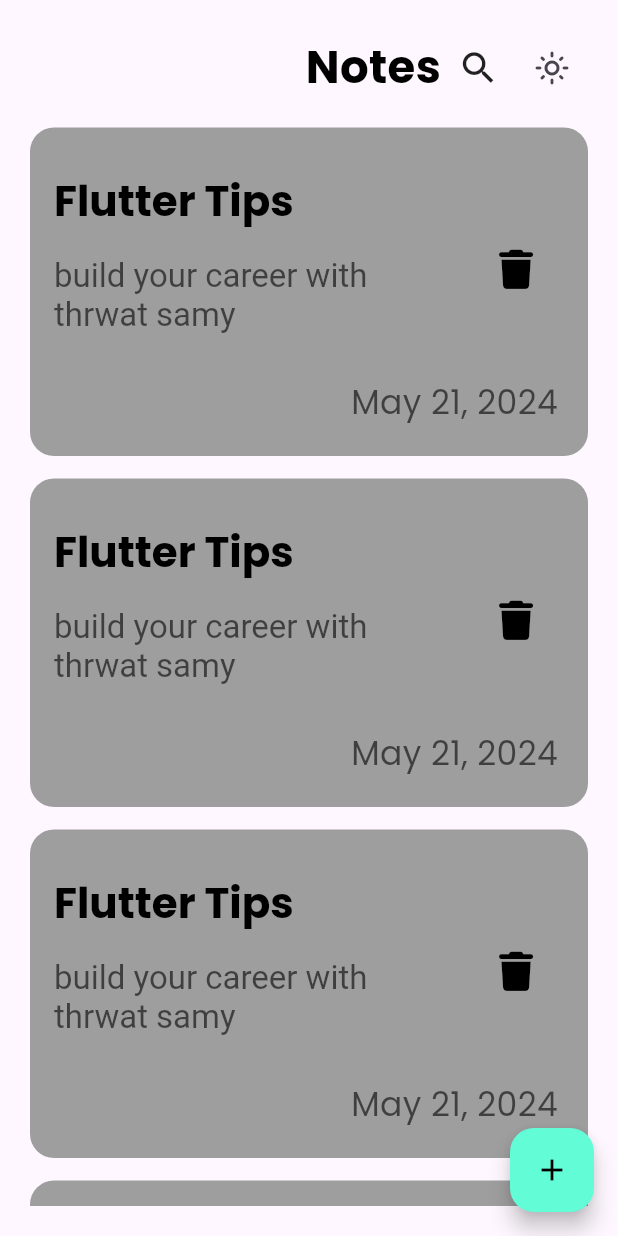
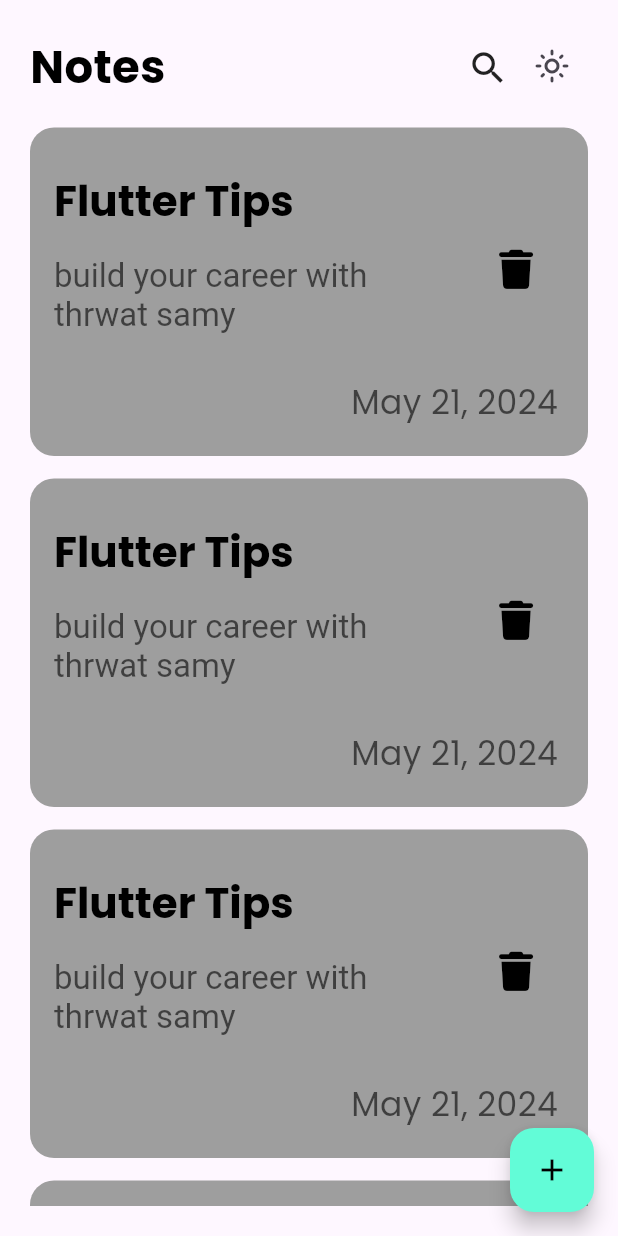
Before and after one commit to ElHbrouk/Notes-App, a Flutter app: the screen it shows after launch, on a phone screen of 412 x 824 dp. Run offline on Flutter 3.47's test engine with Material 3 defaults, Android fonts, the phone set to English and light mode, and no system bars; our stand-ins replace flutter_bloc, font_awesome_flutter.

Commit message:
create note model

```diff
--- /dev/null
+++ b/lib/models/note.model.dart
@@ -0,0 +1,10 @@
+
+
+class NoteModel {
+  final String title;
+  final String content;
+  final String date;
+  final int color;
+  const NoteModel(
+      {required this.color,required this.date, required this.title, required this.content});
+}
--- a/lib/views/note_edit_view.dart
+++ b/lib/views/note_edit_view.dart
@@ -14,7 +14,7 @@ class EditNoteView extends StatelessWidget {
           child: Column(
             children: [
               CustomAppBar(
-                themeData: themeData,
+                themeData: themeData, icon: Icons.check, title: 'Edit Note',
               ),
               const SizedBox(
                 height: 50,
--- a/lib/widgets/custom_app_bar.dart
+++ b/lib/widgets/custom_app_bar.dart
@@ -4,22 +4,32 @@ import 'package:notes_app/cubits/change_theme/change_theme_cubit.dart';
 import 'package:notes_app/widgets/custom_search_icon.dart';
 
 class CustomAppBar extends StatelessWidget {
-  const CustomAppBar({super.key, required this.themeData});
+  const CustomAppBar(
+      {super.key,
+      required this.themeData,
+      required this.icon,
+      required this.title});
   final Brightness themeData;
+  final IconData icon;
+  final String title;
   @override
   Widget build(BuildContext context) {
     return Row(
       children: [
         Text(
-          'Notes',
+          title,
           style: TextStyle(
             fontSize: 30,
             fontWeight: FontWeight.bold,
-            color:
-                themeData == Brightness.light ? Colors.black : Colors.white,
+            color: themeData == Brightness.light ? Colors.black : Colors.white,
           ),
         ),
-        const CustomSearchIcon(),
+        const SizedBox(
+          width: 190,
+        ),
+        CustomSearchIcon(
+          icon: icon,
+        ),
       ],
     );
   }
--- a/lib/widgets/custom_search_icon.dart
+++ b/lib/widgets/custom_search_icon.dart
@@ -1,8 +1,8 @@
 import 'package:flutter/material.dart';
 
 class CustomSearchIcon extends StatelessWidget {
-  const CustomSearchIcon({super.key});
-
+  const CustomSearchIcon({super.key, required this.icon});
+  final IconData icon;
   @override
   Widget build(BuildContext context) {
     return Container(
@@ -16,8 +16,8 @@ class CustomSearchIcon extends StatelessWidget {
           18,
         ),
       ),
-      child: const Icon(
-        Icons.search,
+      child:  Icon(
+       icon,
         size: 28,
       ),
     );
--- a/lib/widgets/custom_text_field.dart
+++ b/lib/widgets/custom_text_field.dart
@@ -37,7 +37,7 @@ class CustomTextField extends StatelessWidget {
         color: themeData == Brightness.light? Colors.black:kPrimaryColor,
       ),
       borderRadius: BorderRadius.circular(
-        32,
+        16,
       ),
     );
   }
--- a/lib/widgets/notes_view_body.dart
+++ b/lib/widgets/notes_view_body.dart
@@ -18,14 +18,11 @@ class NotesViewBody extends StatelessWidget {
       padding: const EdgeInsets.all(20.0),
       child: Column(
         children: [
-          Row(
-            mainAxisAlignment: MainAxisAlignment.end,
+          Stack(
+            alignment: Alignment.topRight,
+            // mainAxisAlignment: MainAxisAlignment.end,
             children: [
-              CustomAppBar(
-                themeData: themeData,
-              ),
-
-              IconButton(
+               IconButton(
           onPressed: () {
             context.read<ChangeThemeCubit>().toggleTheme();
           },
@@ -35,6 +32,12 @@ class NotesViewBody extends StatelessWidget {
                 : Icons.dark_mode_outlined,
           ),
         ),
+
+              CustomAppBar(
+                themeData: themeData, icon: Icons.search, title: 'Notes',
+              ),
+
+
             ],
           ),
            Expanded(child: NoteListView(themeDate: themeData,)),
```
